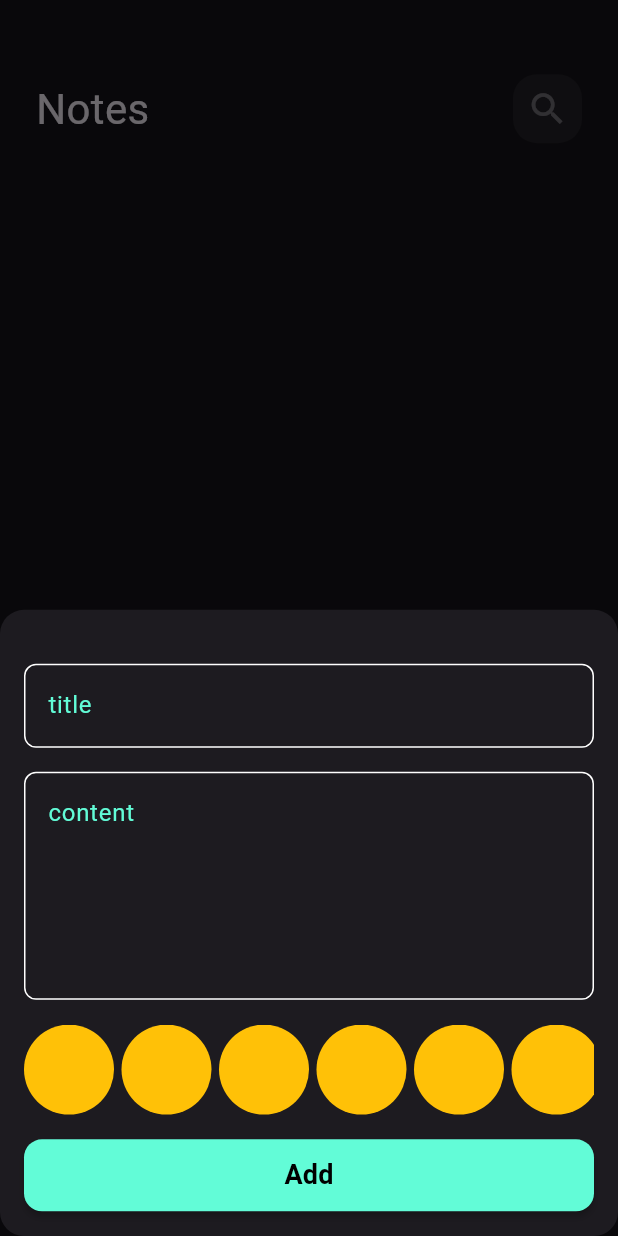
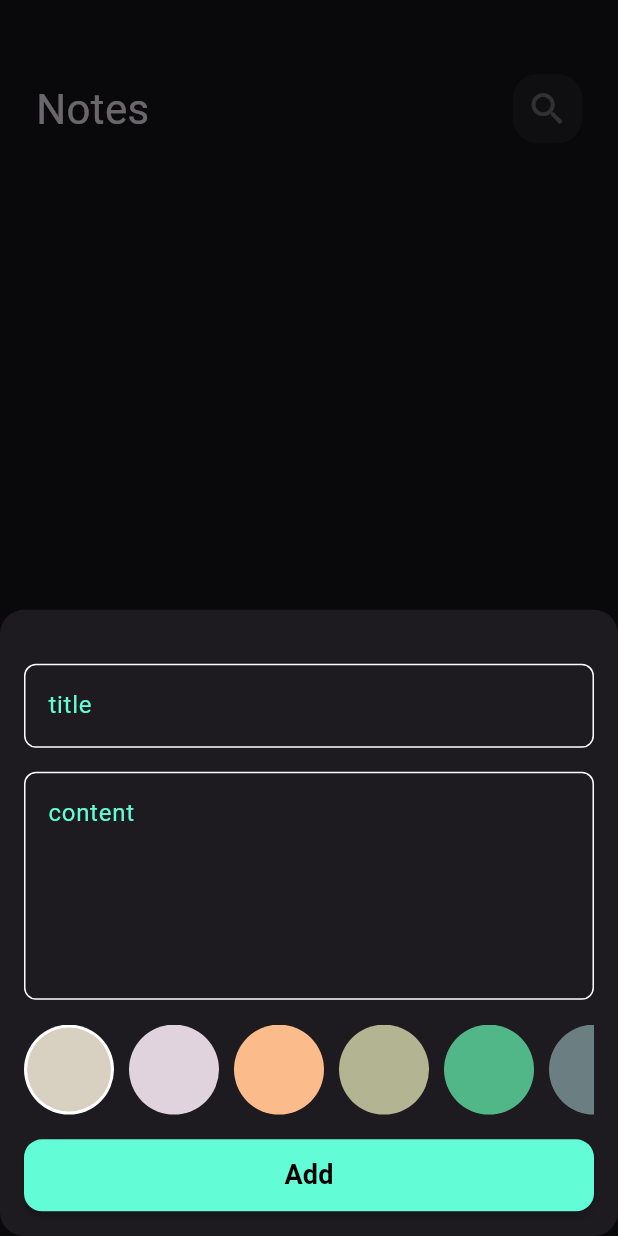
Before and after one commit to Ahmedmansor/notes_app_with_hive, a Flutter app: the screen it shows after launch, after a tap on the "add" icon, on a phone screen of 412 x 824 dp. Run offline on Flutter 3.47's test engine with Material 3 defaults, Android fonts, the light colour scheme and no system bars; our stand-ins replace bloc, flutter_bloc, font_awesome_flutter, hive, hive_flutter, page_transition; accounts and stored records are empty; Roboto replaces fonts that are missing (Poppins).

Commit message:
Refactor add note bottom sheet form and add note cubit
- Refactored the `AddNoteBottomSheetForm` widget to use a new `ListViewColors` widget that displays a list of colors to choose from when creating a note.
- Added a new `ColorItem` widget to display each color in the list and updated the `AddNoteBottomSheetForm` to use it.
- Updated the `AddNoteCubit` to store the selected color and use it when creating a new note.
- Added a new `ChangeColor` state to the `AddNoteState` class to handle changes to the selected color.

```diff
--- a/lib/core/widgets/add_note_bottom_sheet_form.dart
+++ b/lib/core/widgets/add_note_bottom_sheet_form.dart
@@ -53,7 +53,7 @@ class AddNoteBottomSheetForm extends StatelessWidget {
           SizedBox(
             height: AppSettings.height * 0.02,
           ),
-          const ColorsListView(),
+          const ListtViewColors(),
           SizedBox(
             height: AppSettings.height * 0.02,
           ),
@@ -83,20 +83,48 @@ class AddNoteBottomSheetForm extends StatelessWidget {
 }
 
 class ColorItem extends StatelessWidget {
-  const ColorItem({super.key});
+  const ColorItem({
+    super.key,
+    required this.isSelected,
+    required this.color,
+  });
+  final bool isSelected;
+  final Color color;
 
   @override
   Widget build(BuildContext context) {
-    return const CircleAvatar(
-      radius: 30,
-      backgroundColor: Colors.amber,
-    );
+    return isSelected
+        ? CircleAvatar(
+            backgroundColor: Colors.white,
+            radius: 30,
+            child: CircleAvatar(
+              backgroundColor: color,
+              radius: 28,
+            ))
+        : CircleAvatar(
+            backgroundColor: color,
+            radius: 30,
+          );
   }
 }
 
-class ColorsListView extends StatelessWidget {
-  const ColorsListView({super.key});
+class ListtViewColors extends StatefulWidget {
+  const ListtViewColors({super.key});
 
+  @override
+  State<ListtViewColors> createState() => _ListtViewColorsState();
+}
+
+class _ListtViewColorsState extends State<ListtViewColors> {
+  int currentIndex = 0;
+  List<Color> colors = const [
+    Color(0xffd8d0c1),
+    Color(0xffE0D3DE),
+    Color(0xffFCBB8A),
+    Color(0xffB3B492),
+    Color(0xff52B788),
+    Color(0xff6B7F82),
+  ];
   @override
   Widget build(BuildContext context) {
     return SizedBox(
@@ -104,13 +132,23 @@ class ColorsListView extends StatelessWidget {
       child: ListView.separated(
         separatorBuilder: (context, index) {
           return const SizedBox(
-            width: 5,
+            width: 10,
           );
         },
         scrollDirection: Axis.horizontal,
-        itemCount: 10,
+        itemCount: colors.length,
         itemBuilder: (context, index) {
-          return const ColorItem();
+          return GestureDetector(
+            onTap: () {
+              currentIndex = index;
+              AddNoteCubit.get(context).color = colors[index];
+              setState(() {});
+            },
+            child: ColorItem(
+              isSelected: currentIndex == index,
+              color: colors[index],
+            ),
+          );
         },
       ),
     );
--- a/lib/cubits/add_note_cubit.dart/cubit/add_note_cubit.dart
+++ b/lib/cubits/add_note_cubit.dart/cubit/add_note_cubit.dart
@@ -13,6 +13,12 @@ class AddNoteCubit extends Cubit<AddNoteState> {
 
   static AddNoteCubit get(context) => BlocProvider.of(context);
 
+  // void changeColor(int index) {
+  //   currentIndex = index;
+  //   color = colors[index];
+  //   emit(ChangeColor());
+  // }
+  Color color = const Color(0xffd8d0c1);
   addNote(NoteModel note) async {
     emit(AddNoteLoading());
 
@@ -37,7 +43,7 @@ class AddNoteCubit extends Cubit<AddNoteState> {
       var note = NoteModel(
           title: title!,
           subtitle: content!,
-          color: Colors.white70.value,
+          color: color.value,
           date: DateFormat('dd-MM-yyyy').format(DateTime.now()));
 
       addNote(note);
--- a/lib/cubits/add_note_cubit.dart/cubit/add_note_state.dart
+++ b/lib/cubits/add_note_cubit.dart/cubit/add_note_state.dart
@@ -19,3 +19,6 @@ final class AddNoteError extends AddNoteState {
 final class TextFormFieldValidateSucess extends AddNoteState {}
 
 final class TextFormFieldValidateError extends AddNoteState {}
+
+//! -------------------------
+final class ChangeColor extends AddNoteState {}
```
